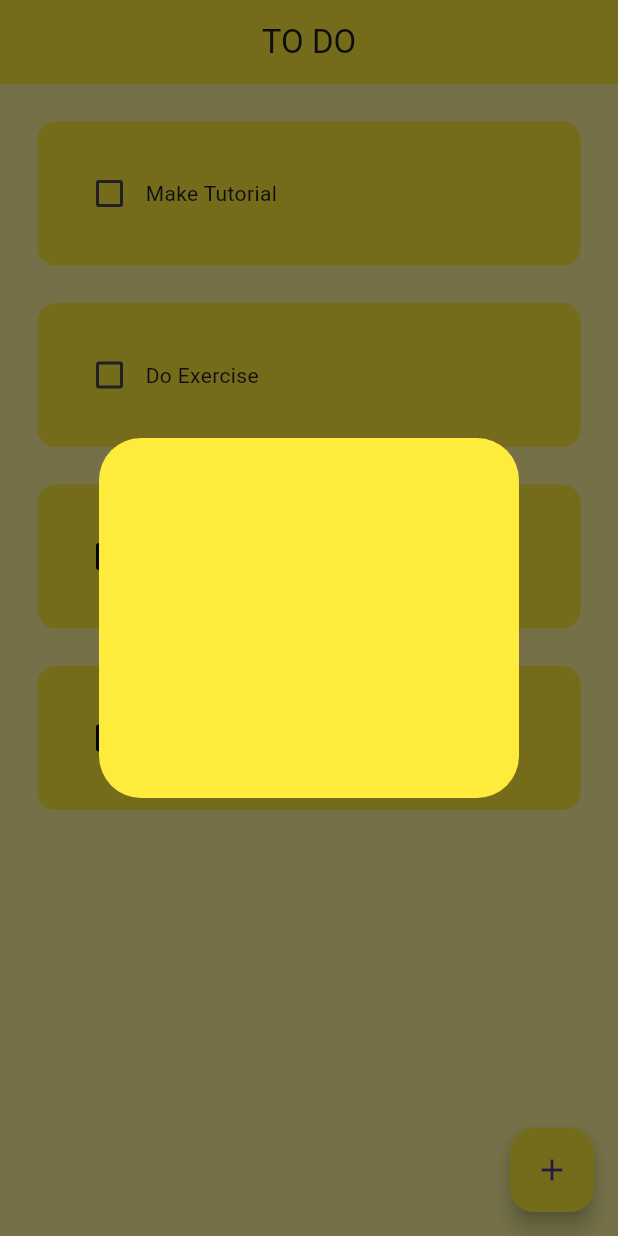
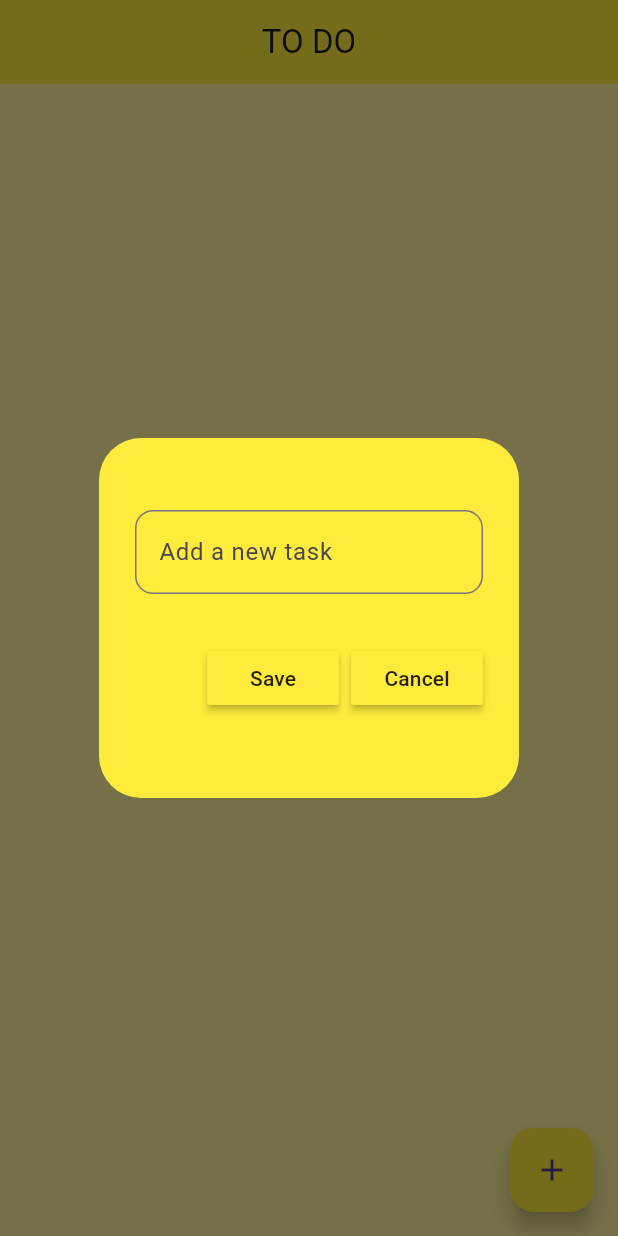
Before and after one commit to karkau123/todo_App, a Flutter app: the screen it shows after launch, after a tap on the "add" icon, on a phone screen of 412 x 824 dp. Run offline on Flutter 3.47's test engine with Material 3 defaults, Android fonts, the phone set to English and light mode, and no system bars; our stand-ins replace flutter_slidable.

Commit message:
App Completed

```diff
--- a/lib/homa_page.dart
+++ b/lib/homa_page.dart
@@ -10,12 +10,12 @@ class HomePage extends StatefulWidget {
 }
 
 class _HomePageState extends State<HomePage> {
+  //text Controller
+  final _controller = TextEditingController();
+
   // List of todo tasks
   List toDoList = [
-    ["Make Tutorial", false],
-    ["Do Exercise", false],
-    ["Play Cricket", true],
-    ["Do DSA", true]
+
   ];
 
   // checkBox  tapped
@@ -25,19 +25,38 @@ class _HomePageState extends State<HomePage> {
     });
   }
 
+  // save new task
+  void saveNewTask() {
+    setState(() {
+      toDoList.add([_controller.text, false, _controller.clear()]);
+      Navigator.of(context).pop();
+    });
+  }
+
   // create a new task
   void createNewTask() {
     showDialog(
       context: context,
       builder: (context) {
-        return DialogBox();
+        return DialogBox(
+          controller: _controller,
+          onSave: saveNewTask,
+          onCancel: () => Navigator.of(context).pop(),
+        );
       },
     );
   }
 
+  // delete task
+  void deleteTask(int index) {
+    setState(() {
+      toDoList.removeAt(index);
+    });
+  }
+
   @override
   Widget build(BuildContext context) {
-    return Scaffold(
+    return  Scaffold(
       backgroundColor: Colors.yellow[200],
       appBar: AppBar(
         backgroundColor: Colors.yellow,
@@ -49,16 +68,17 @@ class _HomePageState extends State<HomePage> {
         child: Icon(Icons.add),
         backgroundColor: Colors.yellow,
       ),
-      body: ListView.builder(
+      body: toDoList.length!=0 ? ListView.builder(
         itemCount: toDoList.length,
         itemBuilder: (context, index) {
           return TODOTile(
             taskName: toDoList[index][0],
             taskCompleted: toDoList[index][1],
             onChanged: (value) => checkBoxchanged(value, index),
+            deleteFunction: (context) => deleteTask(index),
           );
         },
-      ),
-    );
+      ): Center(child: Text("No Tasks Added ! Add few to get Started")),
+    ) ;
   }
 }
--- a/lib/utilities/dialog_box.dart
+++ b/lib/utilities/dialog_box.dart
@@ -1,7 +1,18 @@
 import 'package:flutter/material.dart';
+import 'package:todo_app/utilities/my_button.dart';
 
 class DialogBox extends StatelessWidget {
-  const DialogBox({super.key});
+  final controller;
+
+  VoidCallback onSave;
+
+  VoidCallback onCancel;
+
+  DialogBox({super.key,
+   required this.controller,
+   required this.onSave,
+   required this.onCancel,
+   });
 
   @override
   Widget build(BuildContext context) {
@@ -9,9 +20,37 @@ class DialogBox extends StatelessWidget {
       backgroundColor: Colors.yellow,
       content: Container(
         height: 200,
-      )
-      ,
+        child: Column(
+          mainAxisAlignment: MainAxisAlignment.spaceEvenly,
+          children: [
+            // get user input
+            TextField(
+              controller: controller,
+              decoration: InputDecoration(
+                border: OutlineInputBorder(
+                    borderRadius: BorderRadius.all(Radius.circular(12))),
+                hintText: "Add a new task",
+              ),
+            ),
 
+            Row(
+              mainAxisAlignment: MainAxisAlignment.end,
+              children: [
+                // Save Button
+                MyButton(
+                  text: "Save",
+                  onPressed: onSave,
+                ),
+                SizedBox(
+                  width: 8,
+                ),
+                // Cancel Button
+                MyButton(text: "Cancel", onPressed: onCancel),
+              ],
+            ),
+          ],
+        ),
+      ),
     );
   }
 }
--- /dev/null
+++ b/lib/utilities/my_button.dart
@@ -0,0 +1,23 @@
+import 'package:flutter/material.dart';
+
+class MyButton extends StatelessWidget {
+
+  final String text;
+  VoidCallback onPressed;
+
+  MyButton({
+    super.key,
+    required this.text,
+    required this.onPressed
+    });
+
+  @override
+  Widget build(BuildContext context) {
+    return MaterialButton(
+      onPressed: onPressed,
+      child: Text(text),
+      color: Colors.yellow,
+
+      );
+  }
+}
--- a/pubspec.yaml
+++ b/pubspec.yaml
@@ -35,6 +35,8 @@ dependencies:
   # The following adds the Cupertino Icons font to your application.
   # Use with the CupertinoIcons class for iOS style icons.
   cupertino_icons: ^1.0.2
+  flutter_slidable: ^1.2.0
+
 
 dev_dependencies:
   flutter_test:
```
Also changed, not shown: lib/utilities/todo_tile.dart (+23 -6 lines), pubspec.lock.
